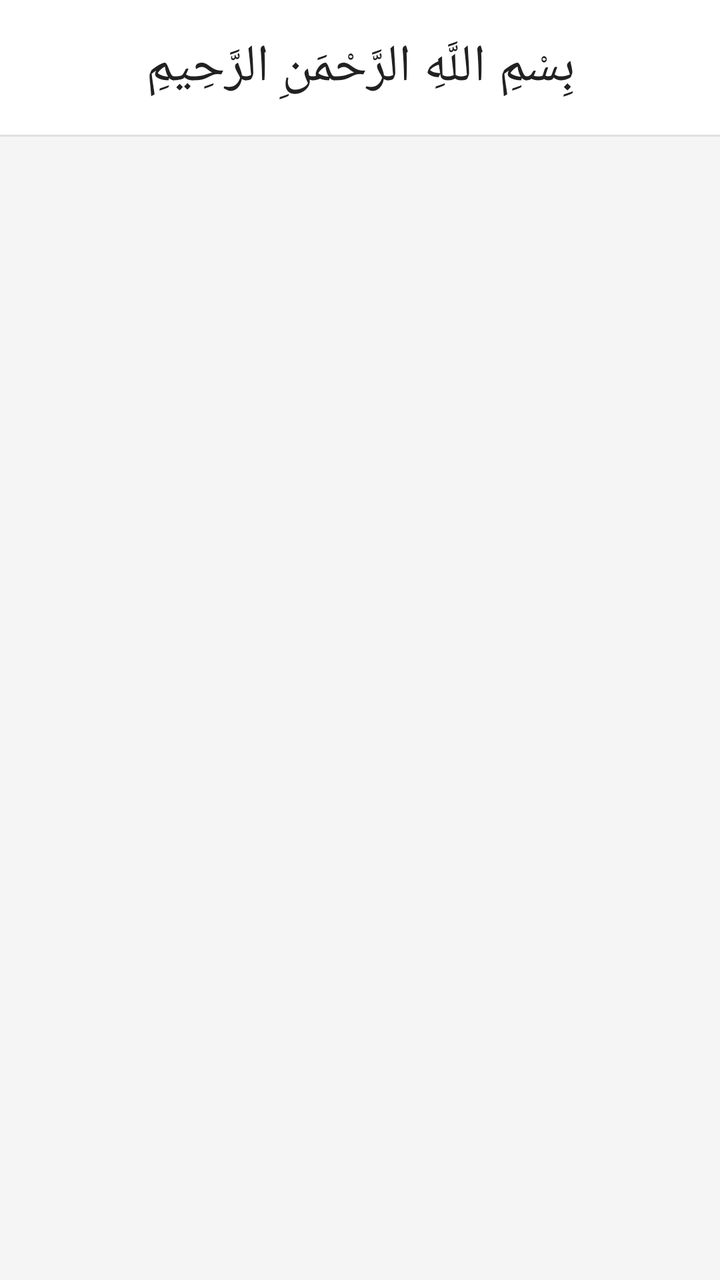
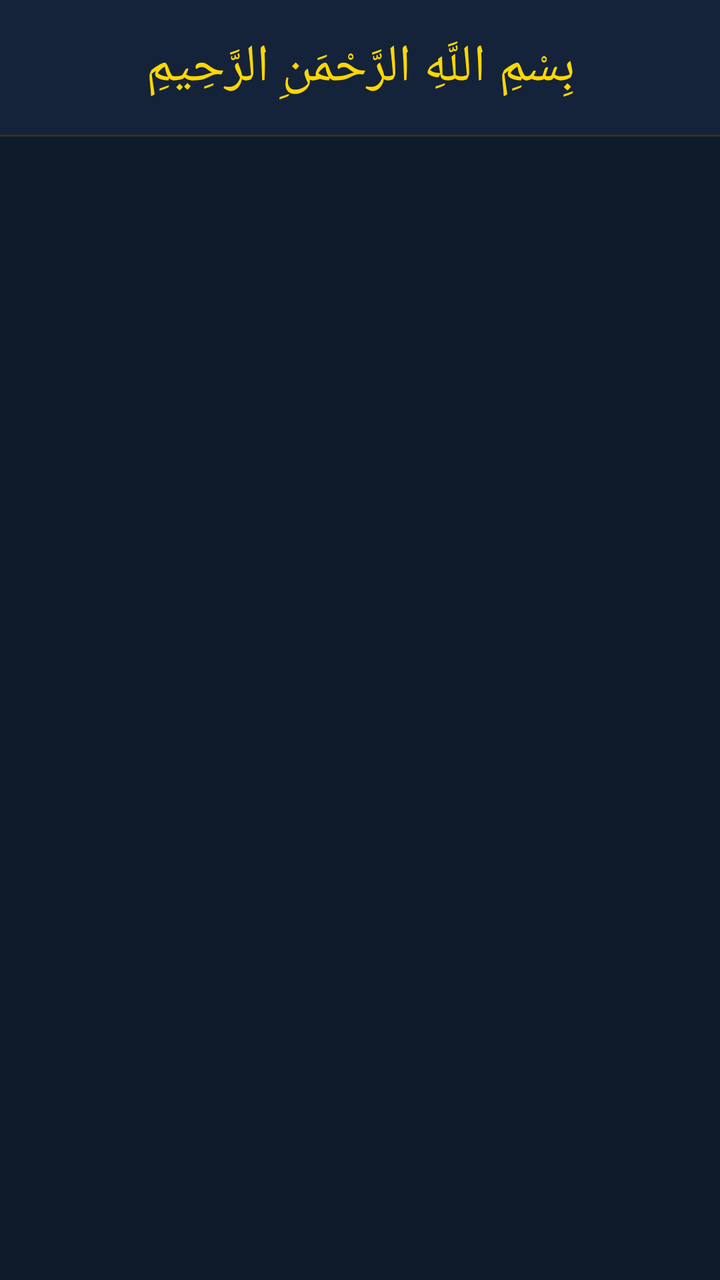

Before-and-after screenshots of an Android layout around one commit, followed by the original layout XML and the change that was made.
<!-- AndroidManifest.xml: application theme Theme.IbadetApp -->
<!-- res/layout/fragment_surah_detail.xml -->
<?xml version="1.0" encoding="utf-8"?>
<LinearLayout
    xmlns:android="http://schemas.android.com/apk/res/android"
    android:layout_width="match_parent"
    android:layout_height="match_parent"
    android:orientation="vertical"
    android:background="@color/background_light">

    <ProgressBar
        android:id="@+id/progress_bar"
        android:layout_width="wrap_content"
        android:layout_height="wrap_content"
        android:layout_gravity="center_horizontal"
        android:layout_marginTop="16dp"
        android:visibility="gone" />

    
    <TextView
        android:id="@+id/tv_bismillah"
        android:layout_width="match_parent"
        android:layout_height="wrap_content"
        android:text="بِسْمِ اللَّهِ الرَّحْمَنِ الرَّحِيمِ"
        android:textSize="26sp"
        android:textColor="@color/text_primary"
        android:gravity="center"
        android:fontFamily="@font/arabic_font"
        android:padding="16dp"
        android:background="@color/white"
        android:lineSpacingMultiplier="1.6" />

    <View
        android:layout_width="match_parent"
        android:layout_height="1dp"
        android:background="@color/divider" />

    <androidx.recyclerview.widget.RecyclerView
        android:id="@+id/rv_ayahs"
        android:layout_width="match_parent"
        android:layout_height="0dp"
        android:layout_weight="1"
        android:clipToPadding="false"
        android:paddingBottom="80dp" />

</LinearLayout>
<!-- resources referenced by this layout -->
<resources>
  <color name="background_light">#F5F5F5</color>
  <color name="divider">#E0E0E0</color>
  <color name="text_primary">#212121</color>
  <color name="white">#FFFFFF</color>
  <style name="Theme.IbadetApp" parent="Theme.MaterialComponents.DayNight.DarkActionBar">
          <item name="colorPrimary">@color/green_primary</item>
          <item name="colorPrimaryDark">@color/green_dark</item>
          <item name="colorAccent">@color/green_light</item>
          <item name="colorPrimaryVariant">@color/green_dark</item>
          <item name="colorOnPrimary">@color/white</item>
          <item name="colorSecondary">@color/green_light</item>
          <item name="colorOnSecondary">@color/white</item>
          <item name="android:statusBarColor">@color/premium_bg_dark</item>
          <item name="android:navigationBarColor">@color/premium_bg_mid</item>
          <item name="windowActionBar">false</item>
          <item name="windowNoTitle">true</item>
      </style>
  <color name="green_primary">#2E7D32</color>
  <color name="green_dark">#1B5E20</color>
  <color name="green_light">#4CAF50</color>
  <color name="premium_bg_dark">#071410</color>
  <color name="premium_bg_mid">#112218</color>
</resources>

<!-- the commit's change to res/layout/fragment_surah_detail.xml (unified diff, before → after) -->
@@ -4,7 +4,7 @@
     android:layout_width="match_parent"
     android:layout_height="match_parent"
     android:orientation="vertical"
-    android:background="@color/background_light">
+    android:background="#0D1B2A">
 
     <ProgressBar
         android:id="@+id/progress_bar"
@@ -21,17 +21,17 @@
         android:layout_height="wrap_content"
         android:text="بِسْمِ اللَّهِ الرَّحْمَنِ الرَّحِيمِ"
         android:textSize="26sp"
-        android:textColor="@color/text_primary"
+        android:textColor="#FFD700"
         android:gravity="center"
         android:fontFamily="@font/arabic_font"
         android:padding="16dp"
-        android:background="@color/white"
+        android:background="#14233A"
         android:lineSpacingMultiplier="1.6" />
 
     <View
         android:layout_width="match_parent"
         android:layout_height="1dp"
-        android:background="@color/divider" />
+        android:background="#20FFD700" />
 
     <androidx.recyclerview.widget.RecyclerView
         android:id="@+id/rv_ayahs"
<!-- resource entries referenced after the edit -->
@@ -1,8 +1,5 @@
 <!-- resources referenced by this layout -->
 <resources>
-  <color name="background_light">#F5F5F5</color>
-  <color name="divider">#E0E0E0</color>
-  <color name="text_primary">#212121</color>
   <color name="white">#FFFFFF</color>
   <style name="Theme.IbadetApp" parent="Theme.MaterialComponents.DayNight.DarkActionBar">
           <item name="colorPrimary">@color/green_primary</item>
